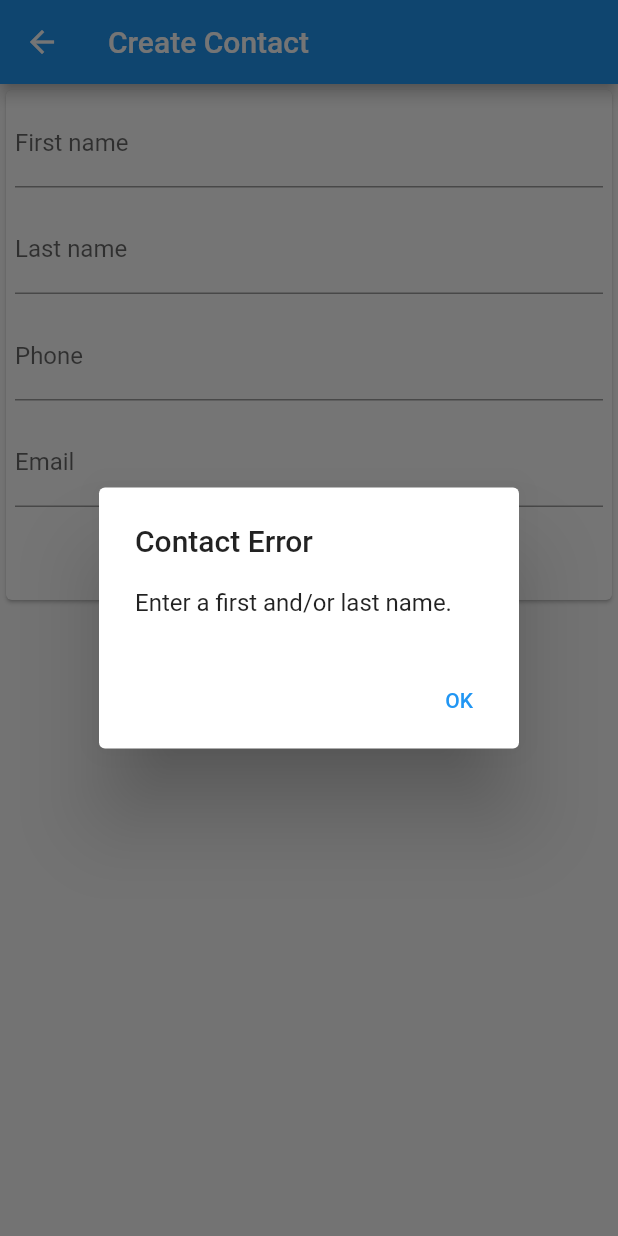
After one commit to Jeith/Contacts-App, a Flutter app: the ContactCreation screen opened directly, after a tap on "Create Contact", on a phone screen of 412 x 824 dp. The commit adds this screen. Run offline on Flutter 3.47's test engine with Material 2 defaults, Android fonts, the phone set to English and light mode, and no system bars.

Commit message:
updating file naming, adding validation of fields, creating classes instead of widgets for classes, and removing navigation from state management class

```diff
--- a/lib/main.dart
+++ b/lib/main.dart
@@ -1,7 +1,7 @@
 import 'package:flutter/material.dart';
 import 'package:provider/provider.dart';
 import 'package:contacts_app/models/contacts.dart';
-import 'package:contacts_app/screens/contact-list.dart';
+import 'package:contacts_app/screens/contact_list.dart';
 
 void main() {
   runApp(
--- a/lib/screens/contact-list.dart
+++ b/lib/screens/contact_list.dart
@@ -1,8 +1,8 @@
 import 'package:flutter/material.dart';
 import 'package:provider/provider.dart';
 import 'package:contacts_app/models/contacts.dart';
-import 'package:contacts_app/screens/create-contact.dart';
-import 'package:contacts_app/widgets/build-contacts.dart';
+import 'package:contacts_app/screens/create_contact.dart';
+import 'package:contacts_app/widgets/build_contacts.dart';
 
 class ContactList extends StatelessWidget {
   @override
@@ -27,7 +27,7 @@ class _ContactsState extends State<Contacts> {
     var contactData = context.read<ContactData>();
     contactData.resetContactBeingEdited();
 
-    Navigator.push(context, MaterialPageRoute(builder: (context) => contactCreationPage()));
+    Navigator.push(context, MaterialPageRoute(builder: (context) => ContactCreation()));
   }
 
   @override
--- /dev/null
+++ b/lib/screens/create_contact.dart
@@ -0,0 +1,136 @@
+import 'package:flutter/material.dart';
+import 'package:provider/provider.dart';
+import 'package:contacts_app/models/contacts.dart';
+
+class ContactCreation extends StatelessWidget {
+  @override
+  Widget build(BuildContext context) {
+    final contactData = context.read<ContactData>();
+    final inputPadding = const EdgeInsets.all(6);
+    final buttonPadding = const EdgeInsets.symmetric(vertical: 20, horizontal: 6);
+    final saveTextStyles = const TextStyle(color: Colors.blue, fontWeight: FontWeight.bold);
+
+    void _createContact(Map contactBeingEdited){
+      Map _error = {
+        "errorPresent": false,
+        "errorType": ""
+      };
+
+      // requires at least a first or last name AND email or phone
+      if (contactBeingEdited["firstName"].isEmpty && contactBeingEdited["lastName"].isEmpty){
+        _error = {
+          "errorPresent": true,
+          "errorType": "name"
+        };
+      } else if (contactBeingEdited["email"].isEmpty && contactBeingEdited["number"].isEmpty) {
+        _error = {
+          "errorPresent": true,
+          "errorType": "contact"
+        };
+      }
+
+      // shows an error message if error is present
+      if (_error["errorPresent"]){
+        showDialog<String>(
+          context: context,
+          builder: (BuildContext context) => AlertDialog(
+            title: const Text("Contact Error"),
+            content: Text(
+              "Enter a " + (_error["errorType"] == "name" ? "first and/or last name." : "phone number and/or email.")
+            ),
+            actions: <Widget>[
+              TextButton(
+                onPressed: () => Navigator.pop(context, 'OK'),
+                child: const Text('OK'),
+              )
+            ]
+          )
+        );
+      } else {
+        // adds contact to the list
+        contactData.addContact();
+        Navigator.pop(context);
+      }
+    }
+
+    void _updateFieldText(String mapValue, String mapKey){
+      contactData.updateContactText(mapValue, mapKey);
+    }
+
+    return Scaffold(
+      appBar: AppBar(
+        title: Text("Create Contact"),
+      ),
+      body: Wrap(
+        children: <Widget>[
+          Card(
+            child: Column(
+                children: [
+                  Padding(
+                    padding: inputPadding,
+                    child: TextFormField(
+                      onChanged: (text) {
+                        _updateFieldText(text, "firstName");
+                      },
+                      decoration: InputDecoration(
+                        border: UnderlineInputBorder(),
+                        labelText: 'First name',
+                      )
+                    )
+                  ),
+                  Padding(
+                    padding: inputPadding,
+                    child: TextFormField(
+                      onChanged: (text) {
+                        _updateFieldText(text, "lastName");
+                      },
+                      decoration: InputDecoration(
+                        border: UnderlineInputBorder(),
+                        labelText: 'Last name',
+                      )
+                    )
+                  ),
+                  Padding(
+                    padding: inputPadding,
+                    child: TextFormField(
+                      onChanged: (text) {
+                        _updateFieldText(text, "number");
+                      },
+                      decoration: InputDecoration(
+                        border: UnderlineInputBorder(),
+                        labelText: 'Phone',
+                      )
+                    )
+                  ),
+                  Padding(
+                    padding: inputPadding,
+                    child: TextFormField(
+                      onChanged: (text) {
+                        _updateFieldText(text, "email");
+                      },
+                      decoration: InputDecoration(
+                        border: UnderlineInputBorder(),
+                        labelText: 'Email',
+                      )
+                    )
+                  ),
+                  Consumer<ContactData>(
+                    builder: (context, data, child) => GestureDetector(
+                      behavior: HitTestBehavior.translucent,
+                      onTap: () => _createContact(data.contactBeingEdited),
+                      child: Padding(
+                        padding: buttonPadding,
+                        child: Text("Create Contact",
+                          style: saveTextStyles
+                        )
+                      )
+                    )
+                  )
+                ]
+              )
+          )
+        ]
+      )
+    );
+  }
+}
--- a/lib/widgets/build-contacts.dart
+++ b/lib/widgets/build_contacts.dart
@@ -1,7 +1,7 @@
 import 'package:flutter/material.dart';
 import 'package:provider/provider.dart';
 import 'package:contacts_app/models/contacts.dart';
-import 'package:contacts_app/widgets/build-row.dart';
+import 'package:contacts_app/widgets/build_row.dart';
 
 // builds contacts list body
 Widget buildContacts() {
--- a/lib/widgets/build-row.dart
+++ b/lib/widgets/build_row.dart
@@ -1,8 +1,8 @@
 import 'package:flutter/material.dart';
 import 'package:provider/provider.dart';
 import 'package:contacts_app/models/contacts.dart';
-import 'package:contacts_app/screens/individual-contact.dart';
-import 'package:contacts_app/widgets/individual-contact.dart';
+import 'package:contacts_app/screens/individual_contact.dart';
+import 'package:contacts_app/widgets/individual_contact.dart';
 
 Widget buildRow(Map contact) {
   final _boldFont = const TextStyle(fontSize: 14.0, fontWeight: FontWeight.bold);
@@ -30,7 +30,7 @@ Widget buildRow(Map contact) {
           contactData.storeContactForEditing(contact);
           contactData.untoggleEditingInputs();
 
-          Navigator.push(context, MaterialPageRoute(builder: (context) => individualContactPage(contact, context)));
+          Navigator.push(context, MaterialPageRoute(builder: (context) => IndividualContact(contact: contact)));
         }
       )
     )
```
Also changed, not shown: lib/models/contacts.dart (+4 -8 lines), lib/screens/create-contact.dart (deleted, +0 -97 lines), lib/screens/individual_contact.dart (renamed from lib/screens/individual-contact.dart, +15 -12 lines), lib/widgets/edit_contact.dart (renamed from lib/widgets/edit-contact.dart, +35 -21 lines), lib/widgets/individual_contact.dart (renamed from lib/widgets/individual-contact.dart), lib/widgets/profile_banner.dart (renamed from lib/widgets/profile-banner.dart).
